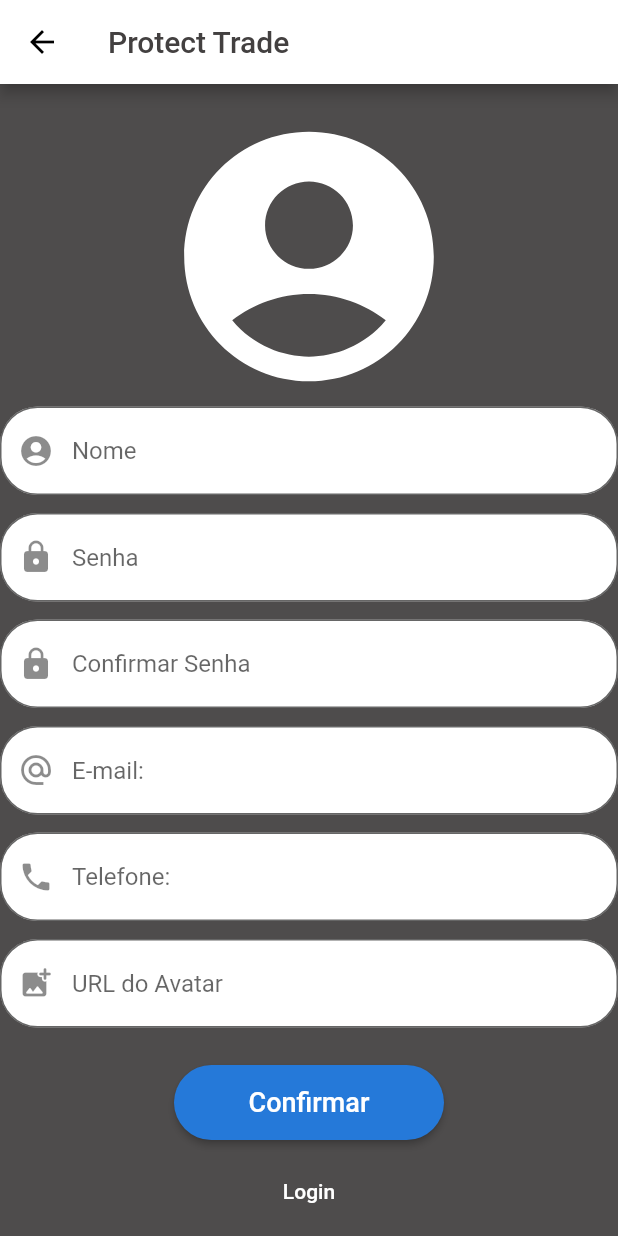
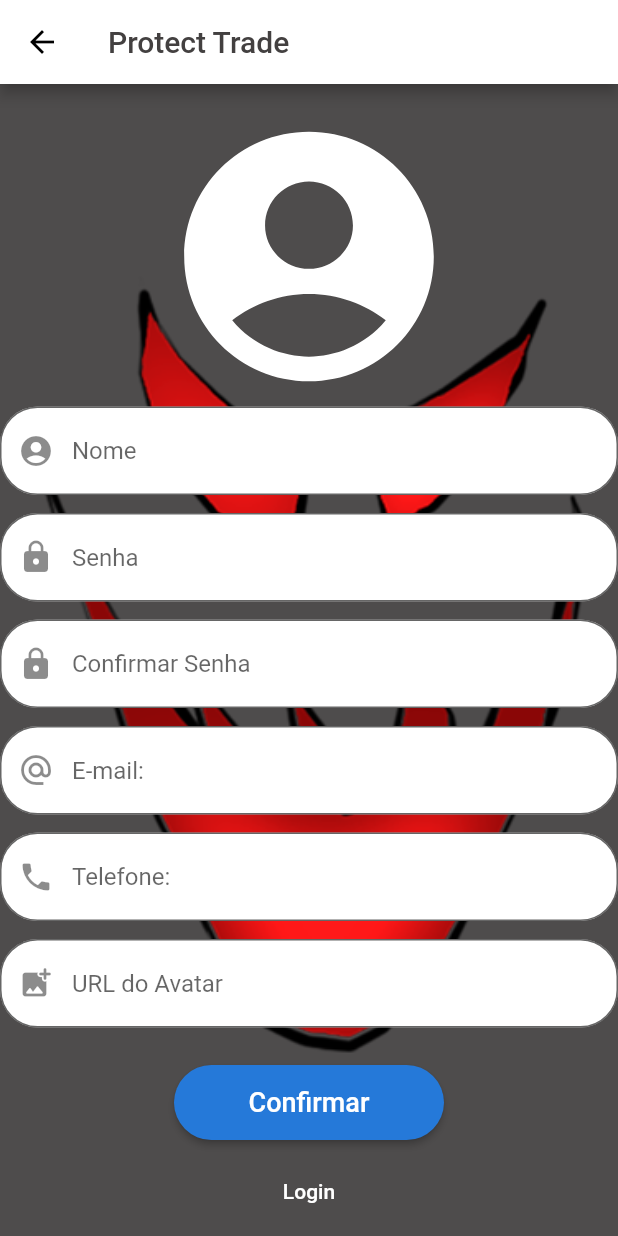
Before and after one commit to DevRaphael7/protect-trade, a Flutter app: the screen it shows after launch, after a tap on "Cadastrar", on a phone screen of 412 x 824 dp. Run offline on Flutter 3.47's test engine with Material 2 defaults, Android fonts, the light colour scheme and no system bars; our stand-ins replace video_player.

Commit message:
Finalizado o cadastro e login

```diff
--- a/lib/code/Cadastro.dart
+++ b/lib/code/Cadastro.dart
@@ -38,8 +38,10 @@ class Cadastro extends StatelessWidget{
       );
   }
 
-  _add() async {
-    var url = Uri.parse("http://localhost/php/Adicionar_proc(USUARIO).php");
+    var url = Uri.parse("http://localhost/Protect_trade/Adicionar_proc(USUARIO).php");
+
+ _add() async {
+
     var resposta = await http.post(url, body: {
 
     'Nome': nome.text,
@@ -50,10 +52,10 @@ class Cadastro extends StatelessWidget{
   });
 
 
-    var datauser = json.decode(resposta.body);
+    // var datauser = json.decode(resposta.body);
 
 
-    return datauser;
+    // return datauser;
   }
   return Scaffold(
     backgroundColor: fundo,
@@ -85,8 +87,13 @@ class Cadastro extends StatelessWidget{
               )
             ),*/
             child: Container(
-              width: MediaQuery.of(context).size.width,
-
+              width: 550,
+              decoration: BoxDecoration(
+                image: DecorationImage(
+                  image: AssetImage("assets/LOGO - Para o protótipo.png"),
+                  fit: BoxFit.cover,
+                ),
+              ),
               child: Column(
                 crossAxisAlignment: CrossAxisAlignment.center,
                 children: [
--- a/lib/code/listaEmpregados.dart
+++ b/lib/code/listaEmpregados.dart
@@ -1,6 +1,9 @@
 import 'package:flutter/material.dart';
 import 'package:protect_trade/provider/usuario.dart';
 import 'package:protect_trade/conta/usuario.dart';
+import 'package:http/http.dart' as http;
+import 'dart:convert';
+import 'dart:async';
 
 
 
@@ -12,6 +15,9 @@ class UserTile extends StatelessWidget {
   final Usuario usuarios;
 
   const UserTile(this.usuarios);
+
+
+
 
   @override
   Widget build(BuildContext context) {
--- a/lib/code/primary_page.dart
+++ b/lib/code/primary_page.dart
@@ -21,7 +21,15 @@ class _PrimaryPage extends State<PrimaryPage>{
         style: TextStyle(color: Color(name_Logo)),),
         backgroundColor: Color(0xFF333333),
       ),
-      body: Column(
+      body: Container(
+        width: 550,
+        decoration: BoxDecoration(
+          image: DecorationImage(
+            image: AssetImage("assets/LOGO - Para o protótipo.png"),
+            fit: BoxFit.cover,
+          ),
+        ),
+        child: Column(
         mainAxisAlignment: MainAxisAlignment.center,
         crossAxisAlignment: CrossAxisAlignment.center,
         children: <Widget>[
@@ -73,6 +81,7 @@ class _PrimaryPage extends State<PrimaryPage>{
 
         ],
       ),
+      ),
     );
   }
 }
--- a/lib/dados/algunsUsuarios.dart
+++ b/lib/dados/algunsUsuarios.dart
@@ -1,13 +1,11 @@
 import 'dart:convert';
-
+import 'package:http/http.dart' as http;
 import 'package:flutter/material.dart';
 import 'package:protect_trade/conta/usuario.dart';
-import 'package:http/http.dart' as http;
-
-var url = Uri.parse("http://localhost/php/getData_proc(USUARIO).php");
 
 int id = 0;
-String nome, senha, telefone_c, email;
+
+
 
 const AlgunsUsuarios = {
 
@@ -32,6 +30,8 @@ const AlgunsUsuarios = {
       email: 'Narutin@email.com',
       logoUsuario: 'https://th.bing.com/th/id/OIP.9i84sNBG9oIH7hkUM2C_WgHaEK?w=292&h=180&c=7&o=5&pid=1.7',
     ),
+
+
 
 };
 
--- a/pubspec.yaml
+++ b/pubspec.yaml
@@ -31,4 +31,5 @@ flutter:
 
   assets:
     - lib/images/LOGO - Para o protótipo.png
+    - assets/LOGO - Para o protótipo.png
     - videos/teste3.mp4
```
Also changed, not shown: lib/code/login.dart (+19 -7 lines), 2 other files.
